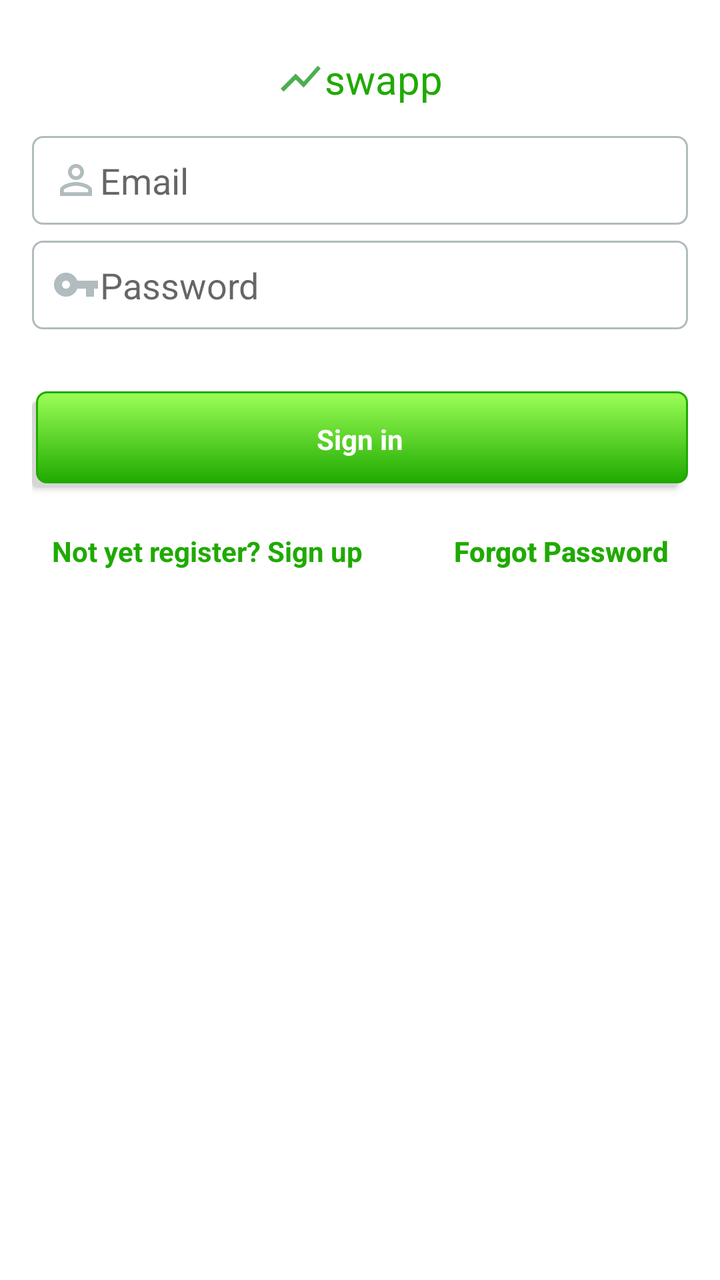
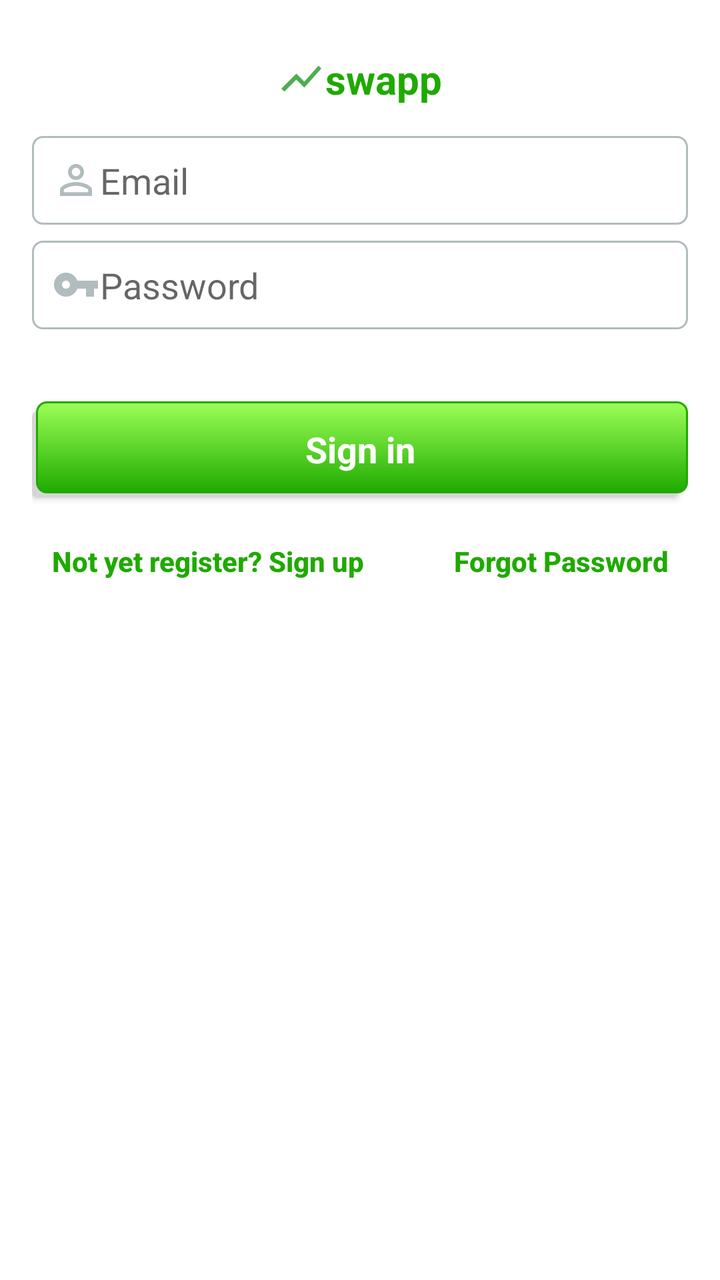

Compare the two renders of this Android layout. The source of the first and the diff that turns it into the second are given below.
<!-- AndroidManifest.xml: application theme AppTheme -->
<!-- res/layout/activity_login.xml -->
<?xml version="1.0" encoding="utf-8"?>
<LinearLayout xmlns:android="http://schemas.android.com/apk/res/android"
    xmlns:tools="http://schemas.android.com/tools"
    android:layout_width="match_parent"
    android:layout_height="match_parent"
    android:gravity="center_horizontal"
    android:orientation="vertical"
    android:paddingBottom="@dimen/activity_vertical_margin"
    android:paddingLeft="@dimen/activity_horizontal_margin"
    android:paddingRight="@dimen/activity_horizontal_margin"
    android:paddingTop="@dimen/activity_vertical_margin"
    android:background="#fff"
    tools:context=".auth.LoginActivity">
    
    <ProgressBar
        android:id="@+id/login_progress"
        style="?android:attr/progressBarStyleLarge"
        android:layout_width="wrap_content"
        android:layout_height="wrap_content"
        android:layout_marginBottom="8dp"
        android:visibility="gone" />
    
        
        
        
        <LinearLayout
            android:id="@+id/email_login_form"
            android:layout_width="match_parent"
            android:layout_height="wrap_content"
            android:orientation="vertical">
           <TextView
               android:layout_width="wrap_content"
               android:layout_height="wrap_content"
               android:text="swapp"
               android:drawableLeft="@drawable/ic_show_chart_green_500_24dp"
               android:layout_gravity="center_horizontal"
               android:textColor="@color/colorPrimaryDark"
               android:textSize="20sp"
               android:layout_marginBottom="15dp"
               android:layout_marginTop="10dp"
               />
            <EditText
                    android:id="@+id/txt_username"
                    android:layout_width="match_parent"
                    android:layout_height="wrap_content"
                    android:hint="@string/prompt_email"
                    android:inputType="textEmailAddress|textNoSuggestions"
                    android:maxLines="1"
                    android:singleLine="true"
                    android:background="@drawable/edit_text_bg"
                    android:layout_marginBottom="8dp"
                    android:drawableLeft="@drawable/ic_perm_identity_teal_a200_24dp"
                />
             <EditText
                    android:id="@+id/password"
                    android:layout_width="match_parent"
                    android:layout_height="wrap_content"
                    android:hint="@string/prompt_password"
                    android:inputType="textPassword"
                    android:maxLines="1"
                    android:background="@drawable/edit_text_bg"
                    android:singleLine="true"
                    android:layout_marginBottom="15dp"
                    android:drawableLeft="@drawable/ic_vpn_key_teal_a200_24dp"
                 />
                <Button
                    android:id="@+id/email_sign_in_button"
                    style="?android:textAppearanceSmall"
                    android:layout_width="match_parent"
                    android:layout_height="wrap_content"
                    android:layout_marginTop="16dp"
                    android:text="@string/action_sign_in"
                    android:background="@drawable/button_bg"
                    android:textColor="@color/colorWhite"
                    android:layout_gravity="center_horizontal"
                    android:textStyle="bold"
                    android:textAllCaps="false"
                    />
            <RelativeLayout
                android:layout_width="match_parent"
                android:layout_height="wrap_content"
                android:orientation="horizontal"
                android:layout_marginLeft="10dp"
                android:layout_marginRight="10dp"
                >
                <Button
                    android:id="@+id/email_sign_up_button"
                    style="?android:textAppearanceSmall"
                    android:layout_width="wrap_content"
                    android:layout_height="wrap_content"
                    android:layout_marginTop="8dp"
                    android:text="Not yet register? Sign up"
                    android:textAllCaps="false"
                    android:textColor="#1faa00"
                    android:textStyle="bold"
                    android:layout_alignParentLeft="true"
                    android:background="@android:color/transparent"
                />
                <Button
                    android:id="@+id/forgot_password_in_button"
                    android:layout_width="wrap_content"
                    android:layout_height="wrap_content"
                    android:layout_marginTop="8dp"
                    android:text="Forgot Password"
                    android:layout_alignParentRight="true"
                    android:textColor="@color/colorPrimary"
                    android:background="@android:color/transparent"
                    android:textStyle="bold"
                    android:textAllCaps="false"
                    />
            </RelativeLayout>
            <Button
                android:visibility="gone"
                android:id="@+id/btn_open_privacy"
                android:layout_marginTop="100dp"
                android:layout_width="match_parent"
                android:layout_height="wrap_content"
                android:background="@android:color/transparent"
                android:text="Privacy Policy"
                android:textColor="@color/colorPrimaryDark"
                />
        </LinearLayout>
    
</LinearLayout>
<!-- resources referenced by this layout -->
<resources>
  <color name="colorPrimary">#1faa00</color>
  <color name="colorPrimaryDark">#1faa00</color>
  <color name="colorWhite">#ffffff</color>
  <dimen name="activity_horizontal_margin">16dp</dimen>
  <dimen name="activity_vertical_margin">16dp</dimen>
  <!-- drawable button_bg (drawable) -->
  <selector xmlns:android="http://schemas.android.com/apk/res/android">
      <item>
          <layer-list>
              <item android:right="5dp" android:top="5dp">
                  <shape>
                      <corners android:radius="3dp" />
                      <solid android:color="#D6D6D6" />
                  </shape>
              </item>
              <item android:bottom="2dp" android:left="2dp">
                  <shape>
                      <gradient android:angle="270"
                          android:endColor="#1faa00" android:startColor="#9cff57" />
                      <stroke android:width="1dp" android:color="#1faa00" />
                      <corners android:radius="5dp" />
                      <padding android:bottom="10dp" android:left="10dp"
                          android:right="10dp" android:top="10dp" />
                  </shape>
              </item>
          </layer-list>
      </item>
  </selector>
  <!-- drawable edit_text_bg (drawable-mdpi) -->
  <?xml version="1.0" encoding="utf-8"?>
  <shape xmlns:android="http://schemas.android.com/apk/res/android">
      <solid android:color="#FFFFFF"/>
      <stroke android:width="1dip" android:color="#B1BCBE" />
      <corners android:radius="5dip"/>
      <padding android:left="10dip" android:top="10dip" android:right="10dip" android:bottom="10dip" />
  </shape>
  <!-- drawable ic_perm_identity_teal_a200_24dp: png bitmap (drawable-hdpi, 437 bytes) -->
  <!-- drawable ic_show_chart_green_500_24dp: png bitmap (drawable-hdpi, 358 bytes) -->
  <!-- drawable ic_vpn_key_teal_a200_24dp: png bitmap (drawable-hdpi, 344 bytes) -->
  <string name="action_sign_in">Sign in</string>
  <string name="prompt_email">Email</string>
  <string name="prompt_password">Password</string>
  <style name="AppTheme" parent="Theme.AppCompat.Light.DarkActionBar">
          
          <item name="colorPrimary">@color/colorPrimary</item>
          <item name="colorPrimaryDark">@color/colorPrimaryDark</item>
          <item name="colorAccent">@color/colorAccent</item>
      </style>
  <color name="colorAccent">#616161</color>
</resources>

<!-- the commit's change to res/layout/activity_login.xml (unified diff, before → after) -->
@@ -32,6 +32,7 @@
                android:layout_width="wrap_content"
                android:layout_height="wrap_content"
                android:text="swapp"
+               android:textStyle="bold"
                android:drawableLeft="@drawable/ic_show_chart_green_500_24dp"
                android:layout_gravity="center_horizontal"
                android:textColor="@color/colorPrimaryDark"
@@ -60,12 +61,12 @@
                     android:maxLines="1"
                     android:background="@drawable/edit_text_bg"
                     android:singleLine="true"
-                    android:layout_marginBottom="15dp"
+                    android:layout_marginBottom="20dp"
                     android:drawableLeft="@drawable/ic_vpn_key_teal_a200_24dp"
                  />
                 <Button
                     android:id="@+id/email_sign_in_button"
-                    style="?android:textAppearanceSmall"
+                    style="?android:textAppearanceMedium"
                     android:layout_width="match_parent"
                     android:layout_height="wrap_content"
                     android:layout_marginTop="16dp"
@@ -85,7 +86,6 @@
                 >
                 <Button
                     android:id="@+id/email_sign_up_button"
-                    style="?android:textAppearanceSmall"
                     android:layout_width="wrap_content"
                     android:layout_height="wrap_content"
                     android:layout_marginTop="8dp"
